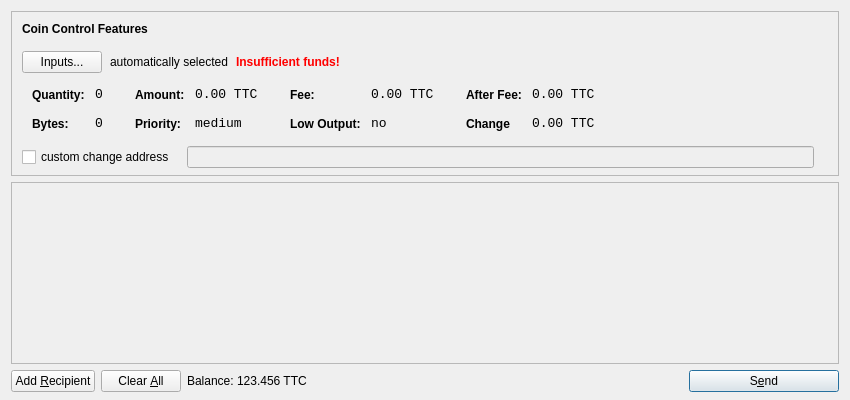
First picture: the form in src/qt/forms/sendcoinsdialog.ui, repository piblockchains/tatoocoin, before the edit.
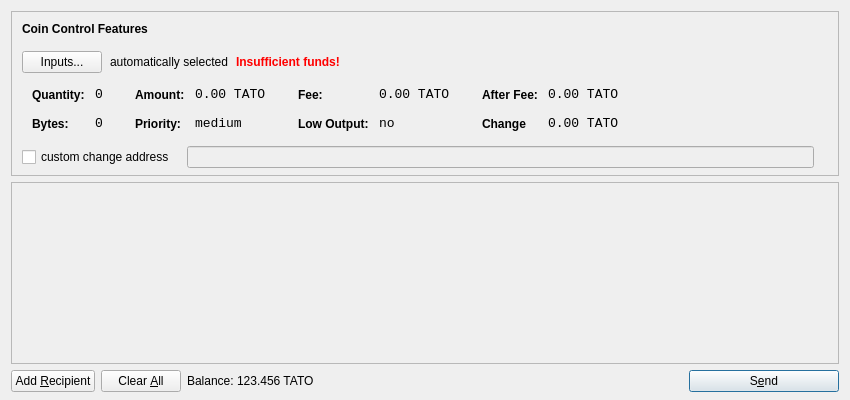
Second picture: the form after the edit. Icons and pictures are not drawn.

What changed in the file:
```diff
--- a/src/qt/forms/sendcoinsdialog.ui
+++ b/src/qt/forms/sendcoinsdialog.ui
@@ -321,7 +321,7 @@
                   <enum>Qt::ActionsContextMenu</enum>
                  </property>
                  <property name="text">
-                  <string>0.00 TTC</string>
+                  <string>0.00 TATO</string>
                  </property>
                  <property name="textInteractionFlags">
                   <set>Qt::LinksAccessibleByMouse|Qt::TextSelectableByKeyboard|Qt::TextSelectableByMouse</set>
@@ -407,7 +407,7 @@
                   <enum>Qt::ActionsContextMenu</enum>
                  </property>
                  <property name="text">
-                  <string>0.00 TTC</string>
+                  <string>0.00 TATO</string>
                  </property>
                  <property name="textInteractionFlags">
                   <set>Qt::LinksAccessibleByMouse|Qt::TextSelectableByKeyboard|Qt::TextSelectableByMouse</set>
@@ -493,7 +493,7 @@
                   <enum>Qt::ActionsContextMenu</enum>
                  </property>
                  <property name="text">
-                  <string>0.00 TTC</string>
+                  <string>0.00 TATO</string>
                  </property>
                  <property name="textInteractionFlags">
                   <set>Qt::LinksAccessibleByMouse|Qt::TextSelectableByKeyboard|Qt::TextSelectableByMouse</set>
@@ -525,7 +525,7 @@
                   <enum>Qt::ActionsContextMenu</enum>
                  </property>
                  <property name="text">
-                  <string>0.00 TTC</string>
+                  <string>0.00 TATO</string>
                  </property>
                  <property name="textInteractionFlags">
                   <set>Qt::LinksAccessibleByMouse|Qt::TextSelectableByKeyboard|Qt::TextSelectableByMouse</set>
@@ -732,7 +732,7 @@
           <cursorShape>IBeamCursor</cursorShape>
          </property>
          <property name="text">
-          <string>123.456 TTC</string>
+          <string>123.456 TATO</string>
          </property>
          <property name="textInteractionFlags">
           <set>Qt::LinksAccessibleByMouse|Qt::TextSelectableByKeyboard|Qt::TextSelectableByMouse</set>
```
